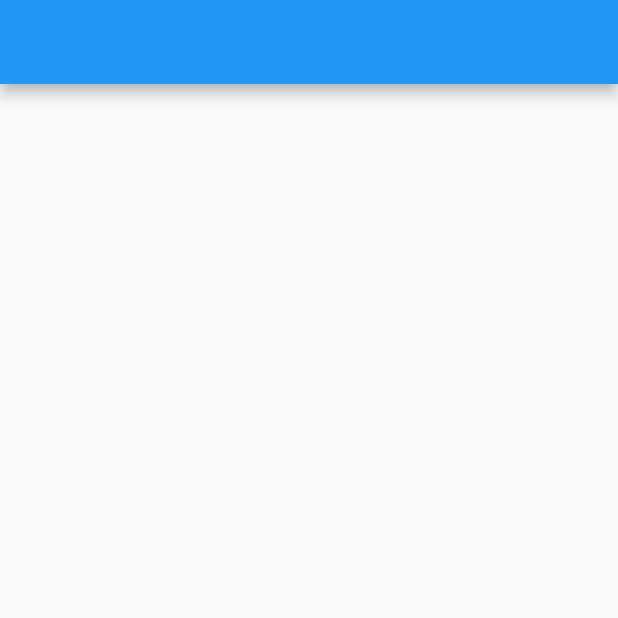
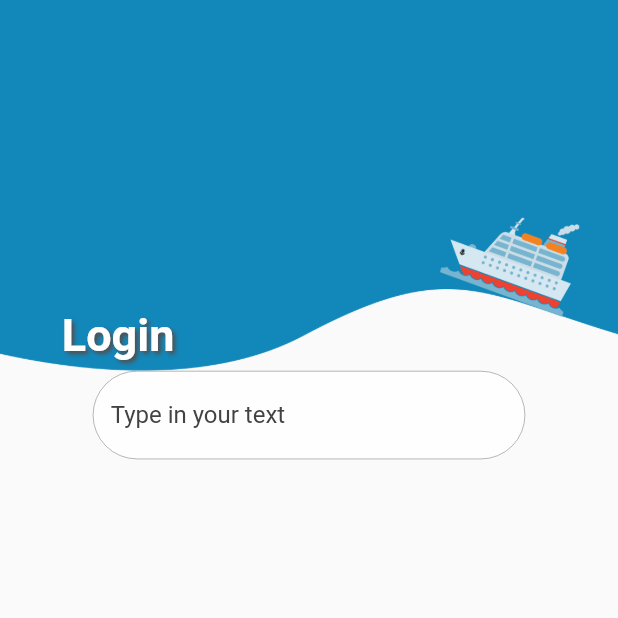
Before and after one commit to Daham2000/iMariners-fe-ind, a Flutter app: the screen it shows after launch, on a phone screen of 412 x 824 dp, the top half of it. Run offline on Flutter 3.47's test engine with Material 2 defaults, Android fonts, the phone set to English and light mode, and no system bars; our stand-ins replace flutter_bloc, google_fonts.

Commit message:
Login page design init

```diff
--- a/lib/counter_page/couter_view.dart
+++ /dev/null
@@ -1,65 +0,0 @@
-import 'package:flutter/material.dart';
-import 'package:flutter_bloc/flutter_bloc.dart';
-
-import 'counter_cubit.dart';
-import 'counter_state.dart';
-
-class CounterPage extends StatefulWidget {
-  const CounterPage({Key? key}) : super(key: key);
-
-  @override
-  _CounterPageState createState() => _CounterPageState();
-}
-
-class _CounterPageState extends State<CounterPage> {
-  @override
-  Widget build(BuildContext context) {
-    CounterCubit counterCubit = BlocProvider.of<CounterCubit>(context);
-
-    return Scaffold(
-      appBar: AppBar(title: const Text('Cubit Counter')),
-      body: BlocBuilder<CounterCubit, CounterState>(
-        buildWhen: (pre, current) => pre.count != current.count,
-        builder: (ctx, state) {
-          return Column(
-            children: [
-              Center(
-                child: Text(
-                  state.count.toString(),
-                  style: const TextStyle(
-                    fontSize: 25.0,
-                    color: Colors.black,
-                  ),
-                ),
-              ),
-              Column(
-                crossAxisAlignment: CrossAxisAlignment.end,
-                mainAxisAlignment: MainAxisAlignment.end,
-                children: <Widget>[
-                  Padding(
-                    padding: const EdgeInsets.symmetric(vertical: 12.0),
-                    child: FloatingActionButton(
-                      child: const Icon(Icons.add),
-                      onPressed: () {
-                        counterCubit.increment(1);
-                      },
-                    ),
-                  ),
-                  Padding(
-                    padding: const EdgeInsets.symmetric(vertical: 4.0),
-                    child: FloatingActionButton(
-                      child: const Icon(Icons.remove),
-                      onPressed: () {
-                        counterCubit.decrement();
-                      },
-                    ),
-                  ),
-                ],
-              ),
-            ],
-          );
-        },
-      ),
-    );
-  }
-}
--- /dev/null
+++ b/lib/login_page/login_provider.dart
@@ -0,0 +1,13 @@
+import 'package:com_ind_imariners/login_page/login_view.dart';
+import 'package:flutter/foundation.dart';
+import 'package:flutter_bloc/flutter_bloc.dart';
+
+import 'counter_cubit.dart';
+
+class LoginProvider extends BlocProvider<CounterCubit> {
+  LoginProvider()
+      : super(
+          create: (context) => CounterCubit(),
+          child: const LoginView(),
+        );
+}
--- /dev/null
+++ b/lib/login_page/login_view.dart
@@ -0,0 +1,50 @@
+import 'package:com_ind_imariners/widgets/app_bar_curve.dart';
+import 'package:flutter/material.dart';
+import 'package:flutter_bloc/flutter_bloc.dart';
+
+import 'counter_cubit.dart';
+import 'counter_state.dart';
+
+class LoginView extends StatefulWidget {
+  const LoginView({Key? key}) : super(key: key);
+
+  @override
+  _CounterPageState createState() => _CounterPageState();
+}
+
+class _CounterPageState extends State<LoginView> {
+  @override
+  Widget build(BuildContext context) {
+    // CounterCubit counterCubit = BlocProvider.of<CounterCubit>(context);
+
+    return Scaffold(
+      body: BlocBuilder<CounterCubit, CounterState>(
+        buildWhen: (pre, current) => pre.count != current.count,
+        builder: (ctx, state) {
+          return SingleChildScrollView(
+            child: Column(
+              children: [
+                const AppBarCurve(),
+                Container(
+                  width: MediaQuery.of(context).size.width*0.7,
+                  child: TextField(
+                    decoration: InputDecoration(
+                        enabledBorder: OutlineInputBorder(
+                          // width: 0.0 produces a thin "hairline" border
+                          borderSide: BorderSide(color: Colors.grey, width: 0.5),
+                          borderRadius: BorderRadius.circular(50.0),
+                        ),
+                        filled: true,
+                        hintStyle: TextStyle(color: Colors.grey[800]),
+                        hintText: "Type in your text",
+                        fillColor: Colors.white70),
+                  ),
+                )
+              ],
+            ),
+          );
+        },
+      ),
+    );
+  }
+}
--- a/lib/main.dart
+++ b/lib/main.dart
@@ -1,4 +1,6 @@
+import 'package:com_ind_imariners/login_page/login_provider.dart';
 import 'package:flutter/material.dart';
+import 'theme/primary_theme.dart';
 
 void main() {
   runApp(const MyApp());
@@ -10,14 +12,10 @@ class MyApp extends StatelessWidget {
   @override
   Widget build(BuildContext context) {
     return MaterialApp(
-      title: 'Flutter Demo',
-      theme: ThemeData(
-        primarySwatch: Colors.blue,
-      ),
+      title: 'iMariners',
+      theme: PrimaryTheme.generateTheme(context),
       debugShowCheckedModeBanner: false,
-      home: Scaffold(
-        appBar: AppBar(),
-      ),
+      home: LoginProvider(),
     );
   }
 }
--- /dev/null
+++ b/lib/theme/colors.dart
@@ -0,0 +1,5 @@
+import 'dart:ui';
+
+class ThemeColors {
+  static const THEME_COLOR = const Color(0xFF1287B9);
+}
--- /dev/null
+++ b/lib/theme/primary_theme.dart
@@ -0,0 +1,32 @@
+import 'package:flutter/material.dart';
+import 'package:flutter/services.dart';
+
+abstract class PrimaryTheme {
+  PrimaryTheme._();
+
+  static ThemeData generateTheme(BuildContext context) {
+    Map<int, Color> color = {
+      50: Color.fromRGBO(4, 131, 184, .1),
+      100: Color.fromRGBO(4, 131, 184, .2),
+      200: Color.fromRGBO(4, 131, 184, .3),
+      300: Color.fromRGBO(4, 131, 184, .4),
+      400: Color.fromRGBO(4, 131, 184, .5),
+      500: Color.fromRGBO(4, 131, 184, .6),
+      600: Color.fromRGBO(4, 131, 184, .7),
+      700: Color.fromRGBO(4, 131, 184, .8),
+      800: Color.fromRGBO(4, 131, 184, .9),
+      900: Color.fromRGBO(4, 131, 184, 1),
+    };
+    return ThemeData(
+      primarySwatch: MaterialColor(0xFF1287B9, color),
+      brightness: Brightness.light,
+      textTheme: const TextTheme(
+          headline6: TextStyle(
+        fontWeight: FontWeight.bold,
+        fontFamily: "Avenir",
+        fontSize: 18.0,
+      )),
+      backgroundColor: Colors.white,
+    );
+  }
+}
--- /dev/null
+++ b/lib/widgets/app_bar_curve.dart
@@ -0,0 +1,60 @@
+import 'package:flutter/material.dart';
+import 'package:google_fonts/google_fonts.dart';
+
+class AppBarCurve extends StatefulWidget {
+  const AppBarCurve({Key? key}) : super(key: key);
+
+  @override
+  _AppBarCurveState createState() => _AppBarCurveState();
+}
+
+class _AppBarCurveState extends State<AppBarCurve> {
+  @override
+  Widget build(BuildContext context) {
+    return Stack(
+      children: [
+        Container(
+          height: MediaQuery.of(context).size.height * 0.3,
+          child: Image(
+            width: MediaQuery.of(context).size.width,
+            fit: BoxFit.fill,
+            image: const AssetImage("assets/app_bar_curve.png"),
+          ),
+        ),
+        Positioned(
+          top: MediaQuery.of(context).size.height * 0.15,
+          right: MediaQuery.of(context).size.width * 0.04,
+          child: Container(
+            width: MediaQuery.of(context).size.width * 0.25,
+            child: Image(
+              width: MediaQuery.of(context).size.width,
+              fit: BoxFit.fill,
+              image: const AssetImage("assets/ship_image.png"),
+            ),
+          ),
+        ),
+        Positioned(
+          top: MediaQuery.of(context).size.height * 0.25,
+          left: MediaQuery.of(context).size.width * 0.10,
+          child: Container(
+            child: Text(
+              "Login",
+              style: GoogleFonts.roboto(
+                fontSize: 30,
+                shadows: <Shadow>[
+                  const Shadow(
+                    offset: Offset(2.0, 2.0),
+                    blurRadius: 3.0,
+                    color: Color.fromARGB(255, 82, 77, 77),
+                  ),
+                ],
+                color: Colors.white,
+                fontWeight: FontWeight.bold,
+              ),
+            ),
+          ),
+        ),
+      ],
+    );
+  }
+}
--- a/pubspec.yaml
+++ b/pubspec.yaml
@@ -35,6 +35,7 @@ dependencies:
   # Use with the CupertinoIcons class for iOS style icons.
   cupertino_icons: ^1.0.2
   flutter_bloc: ^7.2.0
+  google_fonts: ^3.0.1
 
 dev_dependencies:
   flutter_test:
@@ -59,9 +60,8 @@ flutter:
   uses-material-design: true
 
   # To add assets to your application, add an assets section, like this:
-  # assets:
-  #   - images/a_dot_burr.jpeg
-  #   - images/a_dot_ham.jpeg
+  assets:
+    - assets/
 
   # An image asset can refer to one or more resolution-specific "variants", see
   # https://flutter.dev/assets-and-images/#resolution-aware
```
Also changed, not shown: assets/app_bar_curve.png (added), assets/ship_image.png (added), lib/login_page/counter_cubit.dart (renamed from lib/counter_page/counter_cubit.dart), lib/login_page/counter_state.dart (renamed from lib/counter_page/counter_state.dart), lib/login_page/super_cubit.dart (renamed from lib/counter_page/super_cubit.dart), pubspec.lock.
